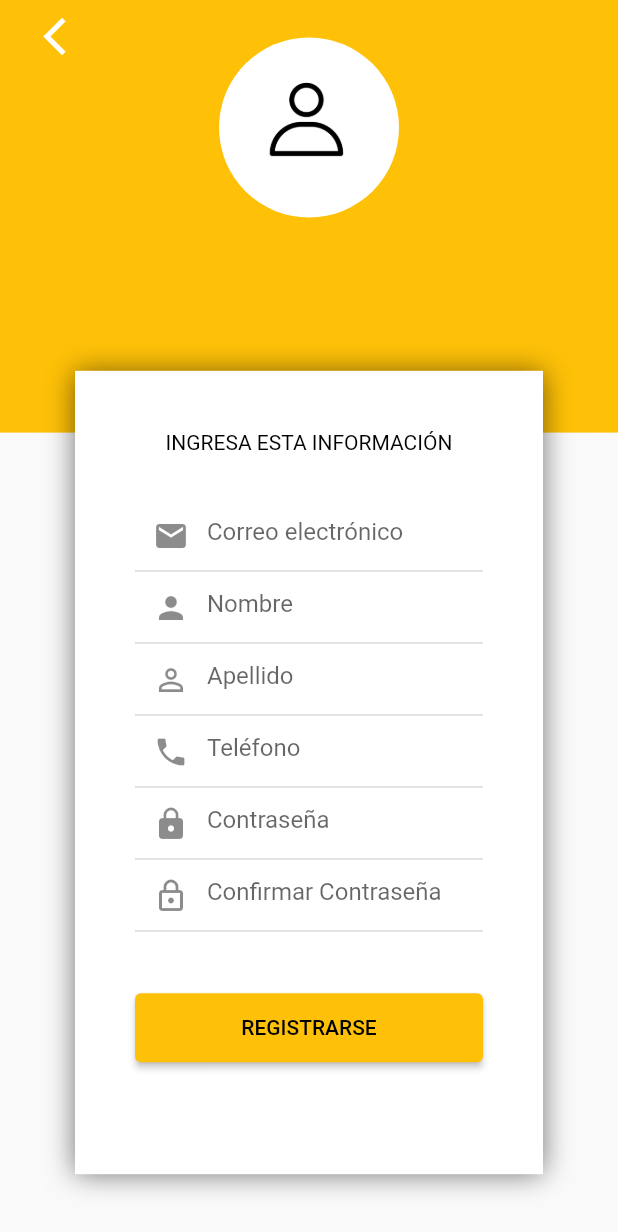
After one commit to Edson0710/flutter_curso, a Flutter app: the screen it shows after launch, after a tap on "Registrate Aquí", on a phone screen of 412 x 824 dp. The commit adds this screen. Shown: the top 1232 px of the screen. Run offline on Flutter 3.47's test engine with Material 2 defaults, Android fonts, the phone set to English and light mode, and no system bars; our stand-ins replace get.

Commit message:
Registro vista

```diff
--- a/lib/main.dart
+++ b/lib/main.dart
@@ -1,5 +1,6 @@
 import 'package:flutter/material.dart';
 import 'package:flutter_curso/src/pages/login/login_page.dart';
+import 'package:flutter_curso/src/pages/register/register_page.dart';
 import 'package:get/get.dart';
 
 void main() {
@@ -26,7 +27,9 @@ class _MyAppState extends State<MyApp> {
       debugShowCheckedModeBanner: false,
       initialRoute: '/',
       getPages: [
-        GetPage(name: '/', page: () => const LoginPage()),
+        GetPage(name: '/', page: () => LoginPage()),
+        GetPage(name: '/register', page: () => RegisterPage()),
+
       ],
       theme: ThemeData(
         primaryColor: Colors.amber,
--- /dev/null
+++ b/lib/src/pages/login/login_controller.dart
@@ -0,0 +1,7 @@
+import 'package:get/get.dart';
+
+class LoginController extends GetxController {
+  void goToRegisterPage() {
+    Get.toNamed('/register');
+  }
+}
--- a/lib/src/pages/login/login_page.dart
+++ b/lib/src/pages/login/login_page.dart
@@ -1,9 +1,11 @@
 import 'package:flutter/src/widgets/framework.dart';
-
 import 'package:flutter/material.dart';
+import 'package:flutter_curso/src/pages/login/login_controller.dart';
+import 'package:get/get.dart';
 
 class LoginPage extends StatelessWidget {
-  const LoginPage({super.key});
+
+  LoginController controlller = Get.put(LoginController());
 
   @override
   Widget build(BuildContext context) {
@@ -144,12 +146,15 @@ class LoginPage extends StatelessWidget {
           ),
         ),
         SizedBox(width: 7), // SEPARAR
-        Text(
-          'Registrate Aquí',
-          style: TextStyle(
-            color: Colors.amber,
-            fontWeight: FontWeight.bold,
-            fontSize: 17,
+        GestureDetector(
+          onTap: () => controlller.goToRegisterPage(),
+          child: Text(
+            'Registrate Aquí',
+            style: TextStyle(
+              color: Colors.amber,
+              fontWeight: FontWeight.bold,
+              fontSize: 17,
+            ),
           ),
         ),
       ],
--- /dev/null
+++ b/lib/src/pages/register/register_page.dart
@@ -0,0 +1,202 @@
+import 'package:flutter/src/widgets/framework.dart';
+import 'package:flutter/material.dart';
+import 'package:get/get.dart';
+
+class RegisterPage extends StatelessWidget {
+  const RegisterPage({super.key});
+
+  @override
+  Widget build(BuildContext context) {
+    return Scaffold(
+      body: Stack(
+        // POSICIONAR ELEMENTOS UNO ENCIMA DEL OTRO
+        children: [
+          _backgroundCover(context),
+          _boxForm(context),
+          _imageUser(),
+          _buttonBack()
+        ],
+      ),
+    );
+  }
+
+  Widget _buttonBack() {
+    return SafeArea(
+      child: Container(
+        margin: EdgeInsets.only(left: 20),
+        child: IconButton(
+          onPressed: () => Get.back(),
+          icon: Icon(
+              Icons.arrow_back_ios,
+              color: Colors.white,
+              size: 30,
+            ),
+        ),
+      )
+    );
+  }
+
+  Widget _backgroundCover(BuildContext context) {
+    return Container(
+      width: double.infinity, //TODA LA PANTALLA
+      height: MediaQuery.of(context).size.height * 0.35,
+      color: Colors.amber,
+    );
+  }
+
+  Widget _boxForm(BuildContext context) {
+    return Container(
+      margin: EdgeInsets.only(
+          top: MediaQuery.of(context).size.height * 0.3, left: 50, right: 50),
+      height: MediaQuery.of(context).size.height * 0.65,
+      decoration: BoxDecoration(color: Colors.white, boxShadow: <BoxShadow>[
+        BoxShadow(
+          color: Colors.black54,
+          blurRadius: 15,
+          offset: Offset(0, 0.75),
+        )
+      ]),
+      child: SingleChildScrollView(
+        child: Column(
+          children: [
+            _textYourInfo(),
+            _textFieldEmail(),
+            _textFieldName(),
+            _textFieldLastName(),
+            _textFieldPhone(),
+            _textFieldPassword(),
+            _textFieldConfirmPassword(),
+            _buttonRegister()
+          ],
+        ),
+      ),
+    );
+  }
+
+  Widget _textFieldEmail() {
+    return Container(
+      margin: EdgeInsets.symmetric(horizontal: 40),
+      child: TextField(
+        keyboardType: TextInputType.emailAddress,
+        decoration: InputDecoration(
+          hintText: 'Correo electrónico',
+          prefixIcon: Icon(Icons.email),
+        ),
+      ),
+    );
+  }
+
+  Widget _textFieldName() {
+    return Container(
+      margin: EdgeInsets.symmetric(horizontal: 40),
+      child: TextField(
+        keyboardType: TextInputType.text,
+        decoration: InputDecoration(
+          hintText: 'Nombre',
+          prefixIcon: Icon(Icons.person),
+        ),
+      ),
+    );
+  }
+
+  Widget _textFieldLastName() {
+    return Container(
+      margin: EdgeInsets.symmetric(horizontal: 40),
+      child: TextField(
+        keyboardType: TextInputType.text,
+        decoration: InputDecoration(
+          hintText: 'Apellido',
+          prefixIcon: Icon(Icons.person_outline),
+        ),
+      ),
+    );
+  }
+
+  Widget _textFieldPhone() {
+    return Container(
+      margin: EdgeInsets.symmetric(horizontal: 40),
+      child: TextField(
+        keyboardType: TextInputType.phone,
+        decoration: InputDecoration(
+          hintText: 'Teléfono',
+          prefixIcon: Icon(Icons.phone),
+        ),
+      ),
+    );
+  }
+
+  Widget _textFieldPassword() {
+    return Container(
+      margin: EdgeInsets.symmetric(horizontal: 40),
+      child: TextField(
+        keyboardType: TextInputType.text,
+        obscureText: true,
+        decoration: InputDecoration(
+          hintText: 'Contraseña',
+          prefixIcon: Icon(Icons.lock),
+        ),
+      ),
+    );
+  }
+
+  Widget _textFieldConfirmPassword() {
+    return Container(
+      margin: EdgeInsets.symmetric(horizontal: 40),
+      child: TextField(
+        keyboardType: TextInputType.text,
+        obscureText: true,
+        decoration: InputDecoration(
+          hintText: 'Confirmar Contraseña',
+          prefixIcon: Icon(Icons.lock_outlined),
+        ),
+      ),
+    );
+  }
+
+  Widget _buttonRegister() {
+    return Container(
+      width: double.infinity,
+      margin: EdgeInsets.symmetric(horizontal: 40, vertical: 40),
+      child: ElevatedButton(
+        onPressed: () {},
+        style: ElevatedButton.styleFrom(
+            padding: EdgeInsets.symmetric(vertical: 15)),
+        child: Text(
+          'REGISTRARSE',
+          style: TextStyle(
+            color: Colors.black,
+          ),
+        ),
+      ),
+    );
+  }
+
+  Widget _imageUser() {
+    return SafeArea(
+      child: Container(
+        margin: EdgeInsets.only(top: 25),
+        alignment: Alignment.topCenter,
+        child: GestureDetector(
+          onTap: () {},
+          child: CircleAvatar(
+            backgroundImage: AssetImage('assets/img/user_profile.png'),
+            radius: 60,
+            backgroundColor: Colors.white,
+          ),
+        ),
+      ),
+    );
+  }
+
+  Widget _textYourInfo() {
+    return Container(
+      margin: EdgeInsets.only(top: 40, bottom: 30),
+      child: Text(
+        'INGRESA ESTA INFORMACIÓN',
+        style: TextStyle(
+          color: Colors.black,
+        ),
+      ),
+    );
+  }
+}
```
Also changed, not shown: assets/img/user_profile.png (added).
